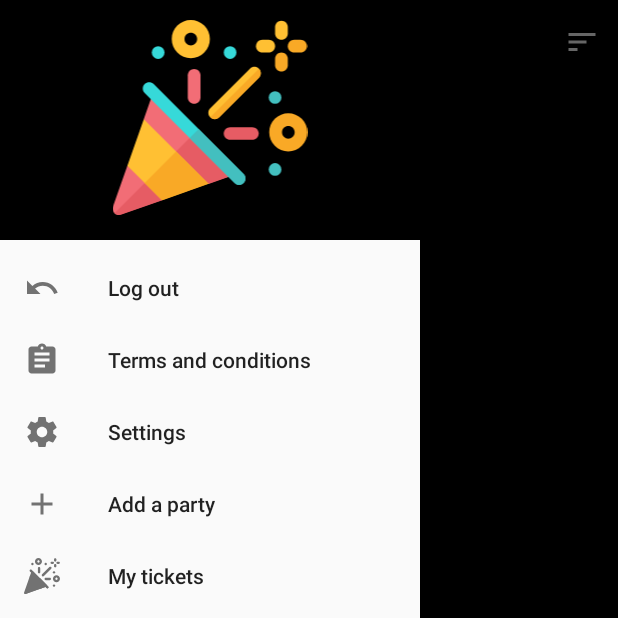
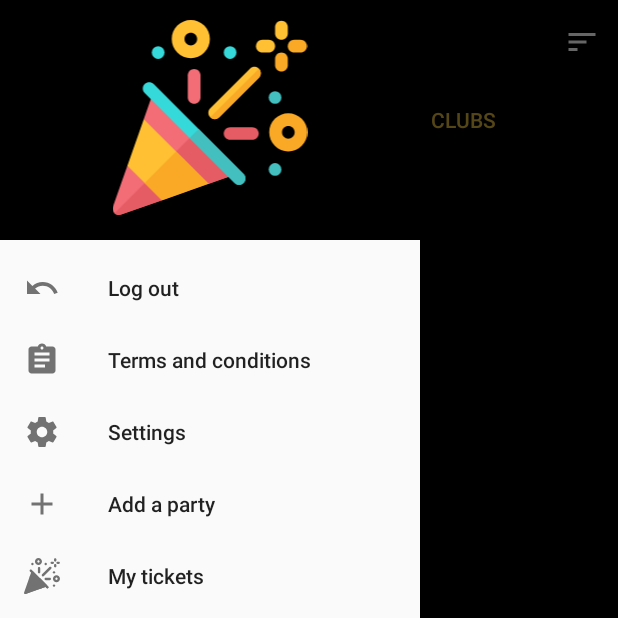
Before and after one commit to krsnvijay/Partyyy, an Android app: the MainActivity screen opened directly, with no data from a screen before it, with the side drawer open, on a phone screen of 412 x 824 dp, the top half of it. Run offline under Robolectric (Android 15) with nearby library versions, the phone set to English and light mode, and no system bars; our stand-ins replace ButterKnife, Firebase (no records; nobody signed in at launch, a user with empty details on screens opened directly); 1 statement that could not run was skipped.

Commit message:
ViewPager

```diff
--- /dev/null
+++ b/app/src/main/java/partyyy/com/notadeveloper/app/partyyy/ClubFragment.java
@@ -0,0 +1,108 @@
+package partyyy.com.notadeveloper.app.partyyy;
+
+import android.content.Context;
+import android.net.Uri;
+import android.os.Bundle;
+import android.support.v4.app.Fragment;
+import android.view.LayoutInflater;
+import android.view.View;
+import android.view.ViewGroup;
+
+
+/**
+ * A simple {@link Fragment} subclass.
+ * Activities that contain this fragment must implement the
+ * {@link ClubFragment.OnFragmentInteractionListener} interface
+ * to handle interaction events.
+ * Use the {@link ClubFragment#newInstance} factory method to
+ * create an instance of this fragment.
+ */
+public class ClubFragment extends Fragment {
+    // TODO: Rename parameter arguments, choose names that match
+    // the fragment initialization parameters, e.g. ARG_ITEM_NUMBER
+    private static final String ARG_PARAM1 = "param1";
+    private static final String ARG_PARAM2 = "param2";
+
+    // TODO: Rename and change types of parameters
+    private String mParam1;
+    private String mParam2;
+
+    private OnFragmentInteractionListener mListener;
+
+    public ClubFragment() {
+        // Required empty public constructor
+    }
+
+    /**
+     * Use this factory method to create a new instance of
+     * this fragment using the provided parameters.
+     *
+     * @param param1 Parameter 1.
+     * @param param2 Parameter 2.
+     * @return A new instance of fragment ClubFragment.
+     */
+    // TODO: Rename and change types and number of parameters
+    public static ClubFragment newInstance(String param1, String param2) {
+        ClubFragment fragment = new ClubFragment();
+        Bundle args = new Bundle();
+        args.putString(ARG_PARAM1, param1);
+        args.putString(ARG_PARAM2, param2);
+        fragment.setArguments(args);
+        return fragment;
+    }
+
+    @Override
+    public void onCreate(Bundle savedInstanceState) {
+        super.onCreate(savedInstanceState);
+        if (getArguments() != null) {
+            mParam1 = getArguments().getString(ARG_PARAM1);
+            mParam2 = getArguments().getString(ARG_PARAM2);
+        }
+    }
+
+    @Override
+    public View onCreateView(LayoutInflater inflater, ViewGroup container,
+                             Bundle savedInstanceState) {
+        // Inflate the layout for this fragment
+        return inflater.inflate(R.layout.fragment_club, container, false);
+    }
+
+    // TODO: Rename method, update argument and hook method into UI event
+    public void onButtonPressed(Uri uri) {
+        if (mListener != null) {
+            mListener.onFragmentInteraction(uri);
+        }
+    }
+
+    @Override
+    public void onAttach(Context context) {
+        super.onAttach(context);
+        if (context instanceof OnFragmentInteractionListener) {
+            mListener = (OnFragmentInteractionListener) context;
+        } else {
+            throw new RuntimeException(context.toString()
+                    + " must implement OnFragmentInteractionListener");
+        }
+    }
+
+    @Override
+    public void onDetach() {
+        super.onDetach();
+        mListener = null;
+    }
+
+    /**
+     * This interface must be implemented by activities that contain this
+     * fragment to allow an interaction in this fragment to be communicated
+     * to the activity and potentially other fragments contained in that
+     * activity.
+     * <p>
+     * See the Android Training lesson <a href=
+     * "http://developer.android.com/training/basics/fragments/communicating.html"
+     * >Communicating with Other Fragments</a> for more information.
+     */
+    public interface OnFragmentInteractionListener {
+        // TODO: Update argument type and name
+        void onFragmentInteraction(Uri uri);
+    }
+}
--- a/app/src/main/java/partyyy/com/notadeveloper/app/partyyy/MainActivity.java
+++ b/app/src/main/java/partyyy/com/notadeveloper/app/partyyy/MainActivity.java
@@ -2,9 +2,12 @@ package partyyy.com.notadeveloper.app.partyyy;
 
 import android.content.DialogInterface;
 import android.content.Intent;
+import android.net.Uri;
 import android.os.Bundle;
 import android.support.annotation.NonNull;
 import android.support.design.widget.NavigationView;
+import android.support.design.widget.TabLayout;
+import android.support.v4.view.ViewPager;
 import android.support.v4.widget.DrawerLayout;
 import android.support.v7.app.ActionBarDrawerToggle;
 import android.support.v7.app.AlertDialog;
@@ -41,33 +44,25 @@ import butterknife.ButterKnife;
 import static android.R.id.toggle;
 
 
-public class MainActivity extends AppCompatActivity {
+public class MainActivity extends AppCompatActivity implements PartyFragment.OnFragmentInteractionListener, ClubFragment.OnFragmentInteractionListener {
+
     users u= new users();
-    @BindView(R.id.recyclerview)
-    RecyclerView recyclerview;
+    private Menu menu;
+    private FirebaseRecyclerAdapter<party, PartyHolder> mAdapter;
+
+
     private DrawerLayout dl;
     private ActionBarDrawerToggle abdt;
-    private FirebaseRecyclerAdapter<party, PartyHolder> mAdapter;
-    private List<party> pli = new ArrayList<>();
-    String cat;
-    DatabaseReference ref;
-    LinearLayoutManager mLayoutManager;
-    boolean called=false;
-    private Menu menu;
-    private DatabaseReference mDatabase;
     final String uid = FirebaseAuth.getInstance().getCurrentUser().getUid();
     @Override
     protected void onCreate(Bundle savedInstanceState) {
         super.onCreate(savedInstanceState);
         setContentView(R.layout.activity_main);
-        ButterKnife.bind(this);
-        getUser();
+
         dl = (DrawerLayout) findViewById(R.id.dl);
         abdt = new ActionBarDrawerToggle(this, dl, R.string.Open, R.string.Close);
         abdt.setDrawerIndicatorEnabled(true);
-        mLayoutManager = new LinearLayoutManager(this);
-        recyclerview.setHasFixedSize(true);
-       mDatabase = FirebaseDatabase.getInstance().getReference();
+
 
 
 
@@ -79,16 +74,39 @@ public class MainActivity extends AppCompatActivity {
         getSupportActionBar().setDisplayHomeAsUpEnabled(true);
         getSupportActionBar().setHomeAsUpIndicator(R.drawable.ic_dehaze_black_24dp);
 
+        TabLayout tabLayout = (TabLayout) findViewById(R.id.tab_layout);
+        tabLayout.addTab(tabLayout.newTab().setText("Parties"));
+        tabLayout.addTab(tabLayout.newTab().setText("Clubs"));
+        tabLayout.setTabGravity(TabLayout.GRAVITY_FILL);
 
+        final ViewPager viewPager = (ViewPager) findViewById(R.id.pager);
+        final PagerAdapter adapter = new PagerAdapter
+                (getSupportFragmentManager(), tabLayout.getTabCount());
+        viewPager.setAdapter(adapter);
+        viewPager.addOnPageChangeListener(new TabLayout.TabLayoutOnPageChangeListener(tabLayout));
+        tabLayout.setOnTabSelectedListener(new TabLayout.OnTabSelectedListener() {
+            @Override
+            public void onTabSelected(TabLayout.Tab tab) {
+                viewPager.setCurrentItem(tab.getPosition());
+            }
+
+            @Override
+            public void onTabUnselected(TabLayout.Tab tab) {
+
+            }
+
+            @Override
+            public void onTabReselected(TabLayout.Tab tab) {
+
+            }
+        });
 
 
 
         NavigationView navigationView = (NavigationView) findViewById(R.id.nav_view);
 
 
-        final DatabaseReference mDatabase = FirebaseDatabase.getInstance().getReference();
-        mDatabase.keepSynced(true);
-        ref = mDatabase.child("parties");
+
 
         navigationView.setNavigationItemSelectedListener(new NavigationView.OnNavigationItemSelectedListener() {
             @Override
@@ -167,18 +185,7 @@ public class MainActivity extends AppCompatActivity {
             }
         });
 
-        if (!called) {
-            recyclerview.setLayoutManager(mLayoutManager);
-            mAdapter = new FirebaseRecyclerAdapter<party, PartyHolder>(party.class, R.layout.partycard2, PartyHolder.class, ref) {
-                @Override
-                public void populateViewHolder(PartyHolder ViewHolder, final party product, int position) {
-                    ViewHolder.setData(product, MainActivity.this);
-                }
-            };
 
-            recyclerview.setAdapter(mAdapter);
-            called=true;
-        }
 
 
     }
@@ -191,27 +198,27 @@ public class MainActivity extends AppCompatActivity {
 
         }
 
-        switch (item.getItemId()) {
-            case R.id.datehigh:
-                setmAdapter(1);
-                return true;
-
-            case R.id.datelow:
-                setmAdapter(2);
-                return true;
-            case R.id.costhigh:
-                setmAdapter(3);
-                return true;
-            case R.id.costlow:
-                setmAdapter(4);
-                return true;
-
-            default:
-                return super.onOptionsItemSelected(item);
-        }
+//        switch (item.getItemId()) {
+//            case R.id.datehigh:
+//                setmAdapter(1);
+//                return true;
+//
+//            case R.id.datelow:
+//                setmAdapter(2);
+//                return true;
+//            case R.id.costhigh:
+//                setmAdapter(3);
+//                return true;
+//            case R.id.costlow:
+//                setmAdapter(4);
+//                return true;
+//
+//            default:
+//                return super.onOptionsItemSelected(item);
+//        }
 
 
-
+        return super.onOptionsItemSelected(item);
 
 
     }
@@ -234,59 +241,41 @@ public class MainActivity extends AppCompatActivity {
         }
         return result;
     }
-    void setmAdapter(int x)
-
-    {
-        DatabaseReference mDatabase = FirebaseDatabase.getInstance().getReference();
-        Query q=mDatabase.child("parties");
-        LinearLayoutManager LayoutManager = new LinearLayoutManager(MainActivity.this);
-
-        if (x==1)
-        {q=mDatabase.child("parties").orderByChild("pid");
-         LayoutManager.setStackFromEnd(true);
-            LayoutManager.setReverseLayout(true);}
-     else   if (x==2)
-        {
-            q=mDatabase.child("parties").orderByChild("pid");
-        }
-        else if (x==3)
-        {
-            q=mDatabase.child("parties").orderByChild("tickets");
-            LayoutManager.setStackFromEnd(true);
-            LayoutManager.setReverseLayout(true);
-        }
-        else if (x==4)
-        {
-            q=mDatabase.child("parties").orderByChild("tickets");
-        }
-        mAdapter = new FirebaseRecyclerAdapter<party, PartyHolder>(party.class, R.layout.partycard2, PartyHolder.class, q) {
-            @Override
-            public void populateViewHolder(PartyHolder ViewHolder, final party product, int position) {
-                ViewHolder.setData(product, MainActivity.this);
-            }
-        };
-        recyclerview.setLayoutManager(LayoutManager);
-        recyclerview.setAdapter(mAdapter);
-    }
-    void getUser()
-    {
-        FirebaseUser mUser = FirebaseAuth.getInstance().getCurrentUser();
-        final String uid=mUser.getUid();
-        final DatabaseReference mDatabase= FirebaseDatabase.getInstance().getReference().child("users").child(uid);
-
-        mDatabase.addValueEventListener(new ValueEventListener() {
-            @Override
-            public void onDataChange(DataSnapshot dataSnapshot) {
-                u=dataSnapshot.getValue(users.class);
-
-            }
-
-            @Override
-            public void onCancelled(DatabaseError databaseError) {
-
-            }
-        });
-    }
+//    void setmAdapter(int x)
+//
+//    {
+//        DatabaseReference mDatabase = FirebaseDatabase.getInstance().getReference();
+//        Query q=mDatabase.child("parties");
+//        LinearLayoutManager LayoutManager = new LinearLayoutManager(MainActivity.this);
+//
+//        if (x==1)
+//        {q=mDatabase.child("parties").orderByChild("pid");
+//         LayoutManager.setStackFromEnd(true);
+//            LayoutManager.setReverseLayout(true);}
+//     else   if (x==2)
+//        {
+//            q=mDatabase.child("parties").orderByChild("pid");
+//        }
+//        else if (x==3)
+//        {
+//            q=mDatabase.child("parties").orderByChild("tickets");
+//            LayoutManager.setStackFromEnd(true);
+//            LayoutManager.setReverseLayout(true);
+//        }
+//        else if (x==4)
+//        {
+//            q=mDatabase.child("parties").orderByChild("tickets");
+//        }
+//        mAdapter = new FirebaseRecyclerAdapter<party, PartyHolder>(party.class, R.layout.partycard2, PartyHolder.class, q) {
+//            @Override
+//            public void populateViewHolder(PartyHolder ViewHolder, final party product, int position) {
+//                ViewHolder.setData(product, MainActivity.this);
+//            }
+//        };
+//        recyclerview.setLayoutManager(LayoutManager);
+//        recyclerview.setAdapter(mAdapter);
+//    }
+//
     @Override
     public void onBackPressed() {
 
@@ -303,4 +292,8 @@ public class MainActivity extends AppCompatActivity {
         builder.show();
         //  super.onBackPressed();
     }
+    @Override
+    public void onFragmentInteraction(Uri uri){
+        //you can leave it empty
+    }
 }
--- /dev/null
+++ b/app/src/main/java/partyyy/com/notadeveloper/app/partyyy/PagerAdapter.java
@@ -0,0 +1,38 @@
+package partyyy.com.notadeveloper.app.partyyy;
+
+
+import android.support.v4.app.Fragment;
+import android.support.v4.app.FragmentManager;
+import android.support.v4.app.FragmentStatePagerAdapter;
+
+public class PagerAdapter extends FragmentStatePagerAdapter {
+
+    int mNumOfTabs;
+
+
+
+    public PagerAdapter(FragmentManager fm, int NumOfTabs) {
+        super(fm);
+        this.mNumOfTabs = NumOfTabs;
+    }
+
+
+    @Override
+    public Fragment getItem(int position) {
+        switch (position) {
+            case 0:
+                PartyFragment tab1 = new PartyFragment();
+                return tab1;
+            case 1:
+                ClubFragment tab2 = new ClubFragment();
+                return tab2;
+            default:
+                return null;
+        }
+    }
+
+    @Override
+    public int getCount() {
+        return mNumOfTabs;
+    }
+}
--- /dev/null
+++ b/app/src/main/java/partyyy/com/notadeveloper/app/partyyy/PartyFragment.java
@@ -0,0 +1,185 @@
+package partyyy.com.notadeveloper.app.partyyy;
+
+import android.content.Context;
+import android.net.Uri;
+import android.os.Bundle;
+import android.support.annotation.Nullable;
+import android.support.v4.app.Fragment;
+import android.support.v7.widget.LinearLayoutManager;
+import android.support.v7.widget.RecyclerView;
+import android.view.LayoutInflater;
+import android.view.Menu;
+import android.view.View;
+import android.view.ViewGroup;
+
+import com.firebase.ui.database.FirebaseRecyclerAdapter;
+import com.google.firebase.auth.FirebaseAuth;
+import com.google.firebase.auth.FirebaseUser;
+import com.google.firebase.database.DataSnapshot;
+import com.google.firebase.database.DatabaseError;
+import com.google.firebase.database.DatabaseReference;
+import com.google.firebase.database.FirebaseDatabase;
+import com.google.firebase.database.ValueEventListener;
+
+import java.util.ArrayList;
+import java.util.List;
+
+import butterknife.BindView;
+import butterknife.ButterKnife;
+
+
+public class PartyFragment extends Fragment {
+
+    users u= new users();
+    public static RecyclerView recyclerview;
+
+    private FirebaseRecyclerAdapter<party, PartyHolder> mAdapter;
+    private List<party> pli = new ArrayList<>();
+    String cat;
+    DatabaseReference ref;
+    LinearLayoutManager mLayoutManager;
+    boolean called=false;
+    private Menu menu;
+    private DatabaseReference mDatabase;
+    final String uid = FirebaseAuth.getInstance().getCurrentUser().getUid();
+
+
+
+
+    // TODO: Rename parameter arguments, choose names that match
+
+    private static final String ARG_PARAM1 = "param1";
+    private static final String ARG_PARAM2 = "param2";
+
+    // TODO: Rename and change types of parameters
+    private String mParam1;
+    private String mParam2;
+
+    private OnFragmentInteractionListener mListener;
+
+    public PartyFragment() {
+
+    }
+
+
+    // TODO: Rename and change types and number of parameters
+    public static PartyFragment newInstance(String param1, String param2) {
+        PartyFragment fragment = new PartyFragment();
+        Bundle args = new Bundle();
+        args.putString(ARG_PARAM1, param1);
+        args.putString(ARG_PARAM2, param2);
+        fragment.setArguments(args);
+        return fragment;
+    }
+
+    @Override
+    public void onCreate(Bundle savedInstanceState) {
+        super.onCreate(savedInstanceState);
+        if (getArguments() != null) {
+            mParam1 = getArguments().getString(ARG_PARAM1);
+            mParam2 = getArguments().getString(ARG_PARAM2);
+        }
+    }
+
+    @Override
+    public View onCreateView(LayoutInflater inflater, ViewGroup container,
+                             Bundle savedInstanceState) {
+
+
+
+
+
+        return inflater.inflate(R.layout.fragment_party, container, false);
+
+
+    }
+
+    @Override
+    public void onViewCreated(View view, @Nullable Bundle savedInstanceState) {
+        super.onViewCreated(view, savedInstanceState);
+
+        recyclerview = (RecyclerView)view.findViewById(R.id.recyclerview);
+        getUser();
+
+        mLayoutManager = new LinearLayoutManager(getActivity());
+        recyclerview.setLayoutManager(mLayoutManager);
+        recyclerview.setHasFixedSize(true);
+        mDatabase = FirebaseDatabase.getInstance().getReference();
+
+        final DatabaseReference mDatabase = FirebaseDatabase.getInstance().getReference();
+        mDatabase.keepSynced(true);
+        ref = mDatabase.child("parties");
+
+        if (!called) {
+            recyclerview.setLayoutManager(mLayoutManager);
+            mAdapter = new FirebaseRecyclerAdapter<party, PartyHolder>(party.class, R.layout.partycard2, PartyHolder.class, ref) {
+                @Override
+                public void populateViewHolder(PartyHolder ViewHolder, final party product, int position) {
+                    ViewHolder.setData(product, getActivity());
+                }
+            };
+
+            recyclerview.setAdapter(mAdapter);
+            called=true;
+        }
+
+    }
+
+    // TODO: Rename method, update argument and hook method into UI event
+    public void onButtonPressed(Uri uri) {
+        if (mListener != null) {
+            mListener.onFragmentInteraction(uri);
+        }
+    }
+
+    @Override
+    public void onAttach(Context context) {
+        super.onAttach(context);
+        if (context instanceof OnFragmentInteractionListener) {
+            mListener = (OnFragmentInteractionListener) context;
+        } else {
+            throw new RuntimeException(context.toString()
+                    + " must implement OnFragmentInteractionListener");
+        }
+    }
+
+    @Override
+    public void onDetach() {
+        super.onDetach();
+        mListener = null;
+    }
+
+    /**
+     * This interface must be implemented by activities that contain this
+     * fragment to allow an interaction in this fragment to be communicated
+     * to the activity and potentially other fragments contained in that
+     * activity.
+     * <p>
+     * See the Android Training lesson <a href=
+     * "http://developer.android.com/training/basics/fragments/communicating.html"
+     * >Communicating with Other Fragments</a> for more information.
+     */
+    public interface OnFragmentInteractionListener {
+        // TODO: Update argument type and name
+        void onFragmentInteraction(Uri uri);
+    }
+    void getUser()
+    {
+        FirebaseUser mUser = FirebaseAuth.getInstance().getCurrentUser();
+        final String uid=mUser.getUid();
+        final DatabaseReference mDatabase= FirebaseDatabase.getInstance().getReference().child("users").child(uid);
+
+        mDatabase.addValueEventListener(new ValueEventListener() {
+            @Override
+            public void onDataChange(DataSnapshot dataSnapshot) {
+                u=dataSnapshot.getValue(users.class);
+
+            }
+
+            @Override
+            public void onCancelled(DatabaseError databaseError) {
+
+            }
+        });
+    }
+}
--- a/app/src/main/res/layout/activity_main.xml
+++ b/app/src/main/res/layout/activity_main.xml
@@ -32,13 +32,24 @@
 
             app:menu="@menu/disptoolmenu"
             />
+        <android.support.design.widget.TabLayout
+            android:id="@+id/tab_layout"
+            android:layout_width="match_parent"
+            android:layout_height="wrap_content"
+            android:layout_below="@+id/my_toolbar"
+            android:background="?attr/colorPrimary"
+            android:elevation="6dp"
+            android:minHeight="?attr/actionBarSize"
+            app:tabTextColor="@color/gold"
+            app:tabSelectedTextColor="@color/gold"
+            android:theme="@style/ThemeOverlay.AppCompat.Dark.ActionBar"/>
 
+        <android.support.v4.view.ViewPager
+            android:id="@+id/pager"
+            android:layout_width="match_parent"
+            android:layout_height="fill_parent"
+            android:layout_below="@id/tab_layout"/>
 
-        <android.support.v7.widget.RecyclerView
-            android:layout_width="match_parent"
-            android:layout_height="match_parent"
-            android:layout_below="@id/my_toolbar"
-            android:id="@+id/recyclerview"/>
 
 
     </RelativeLayout>
--- a/app/src/main/res/values/strings.xml
+++ b/app/src/main/res/values/strings.xml
@@ -33,4 +33,7 @@
         <item>3 Days</item>
         <item>1 Week</item>
     </string-array>
+
+    <!-- TODO: Remove or change this placeholder text -->
+    <string name="hello_blank_fragment">Hello blank fragment</string>
 </resources>
```
Also changed, not shown: app/src/main/res/layout/fragment_club.xml (added, +17 -0 lines), app/src/main/res/layout/fragment_party.xml (added, +18 -0 lines).
